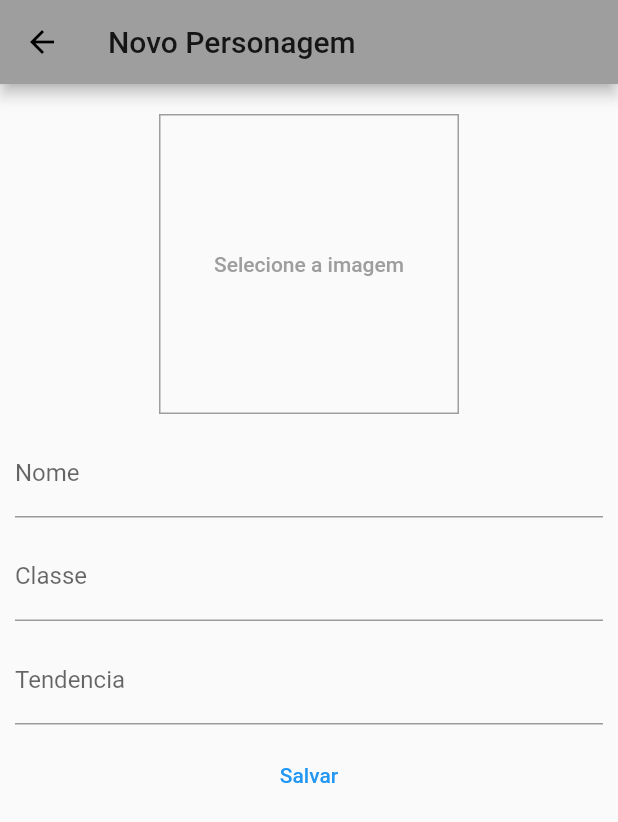
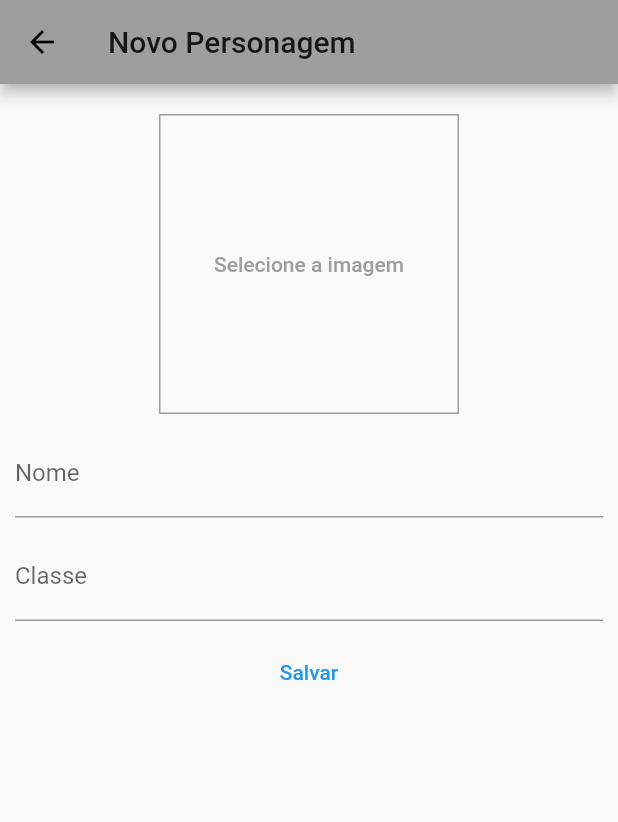
Before and after one commit to ArantesVictor/one_clean_app, a Flutter app: the screen it shows after launch, after a tap on the "add" icon, on a phone screen of 412 x 824 dp. Shown: the top 822 px of the screen. Run offline on Flutter 3.47's test engine with Material 2 defaults, Android fonts, the light colour scheme and no system bars; our stand-ins replace image_picker.

Commit message:
list home primeira parte

```diff
--- a/lib/features/home/presenter/charter_list_screen.dart
+++ b/lib/features/home/presenter/charter_list_screen.dart
@@ -1,5 +1,7 @@
 import 'package:flutter/material.dart';
+import 'package:one_clean_app/features/register/domain/charter_provider.dart';
 import 'package:one_clean_app/utils/app_routes.dart';
+import 'package:provider/provider.dart';
 
 class CarterListScreen extends StatelessWidget {
   @override
@@ -17,7 +19,25 @@ class CarterListScreen extends StatelessWidget {
         ],
       ),
       body: Center(
-        child: CircularProgressIndicator(),
+        child: Consumer<CharterProvider>(
+          child: Center(
+            child: Text('centro de tudo'),
+          ),
+          builder: (ctx, charterProvider, child) =>
+              charterProvider.itensCount == 0
+                  ? child
+                  : ListView.builder(
+                      itemCount: charterProvider.itensCount.toInt(),
+                      itemBuilder: (ctx, i) => ListTile(
+                        leading: CircleAvatar(
+                          backgroundImage:
+                              FileImage(charterProvider.itemByIndex(i).image),
+                        ),
+                        title: Text(charterProvider.itemByIndex(i).name),
+                        onLongPress: () {},
+                      ),
+                    ),
+        ),
       ),
     );
   }
--- a/lib/features/register/domain/charter.dart
+++ b/lib/features/register/domain/charter.dart
@@ -6,9 +6,6 @@ class Charter {
   final String id;
   final String name;
   final String classe;
-  final String title;
-  final double healf;
-  final String history;
   final File image;
 
   Charter({
@@ -16,8 +13,5 @@ class Charter {
     @required this.name,
     @required this.classe,
     @required this.image,
-    this.healf,
-    this.history,
-    this.title,
   });
 }
--- a/lib/features/register/domain/charter_provider.dart
+++ b/lib/features/register/domain/charter_provider.dart
@@ -3,6 +3,8 @@ import 'dart:math';
 
 import 'package:flutter/cupertino.dart';
 import 'charter.dart';
+
+//usado no home e register
 
 class CharterProvider with ChangeNotifier {
   List<Charter> _items = [];
--- a/lib/features/register/presenter/charter_form_screen.dart
+++ b/lib/features/register/presenter/charter_form_screen.dart
@@ -14,7 +14,6 @@ class CharterFormScreen extends StatefulWidget {
 class _CharterFormScreenState extends State<CharterFormScreen> {
   final _nameController = TextEditingController();
   final _classController = TextEditingController();
-  final _trendController = TextEditingController();
   File _pickedImage;
 
   void _selectImage(File pickedImage) {
@@ -66,13 +65,6 @@ class _CharterFormScreenState extends State<CharterFormScreen> {
                       labelText: 'Classe',
                     ),
                   ),
-                  SizedBox(height: 10),
-                  TextField(
-                    controller: _trendController,
-                    decoration: InputDecoration(
-                      labelText: 'Tendencia',
-                    ),
-                  ),
                 ],
               ),
             ),
```
